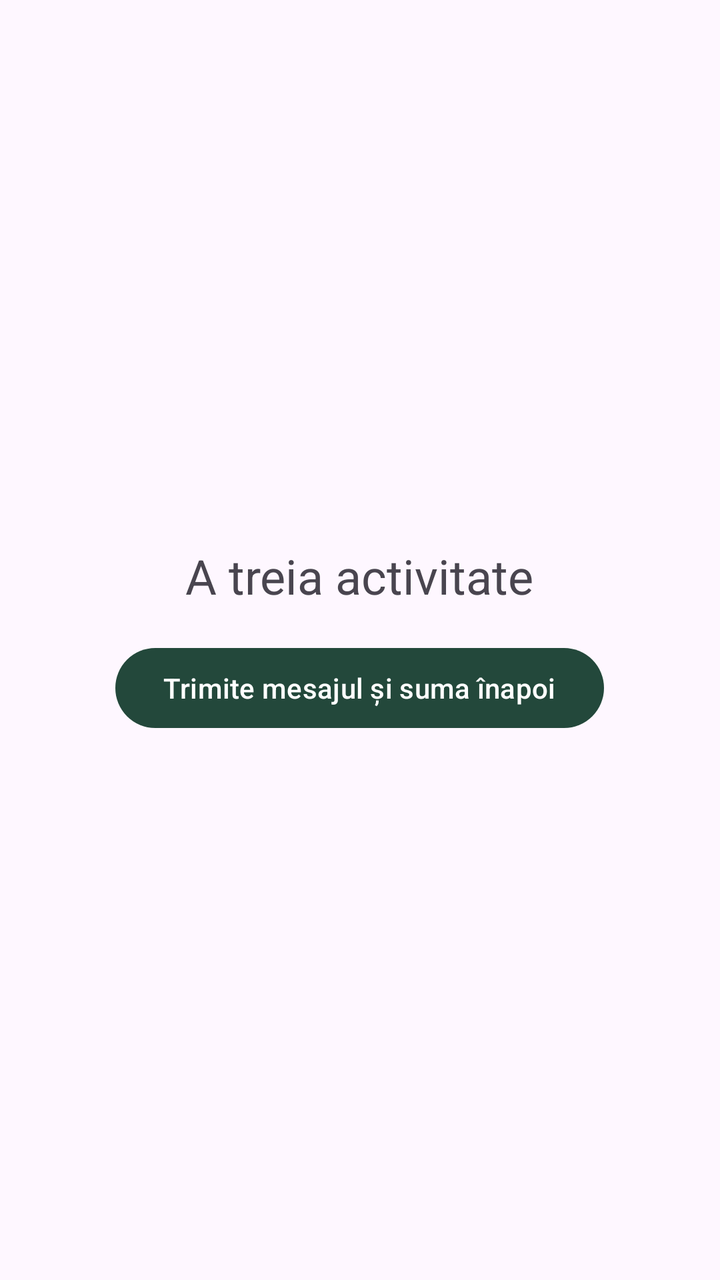
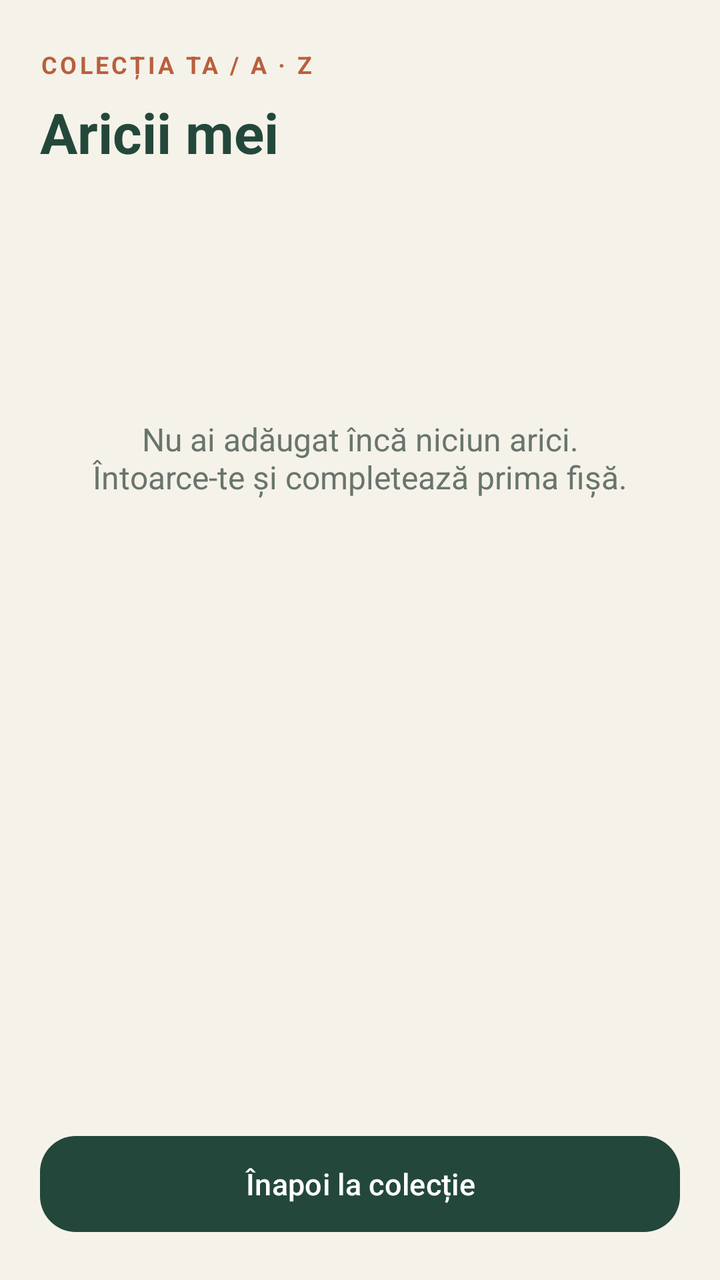

The first picture is an Android layout as it rendered before a commit; the second is the same layout after the commit. The layout source and the unified diff follow.
<!-- AndroidManifest.xml: application theme Theme.Catalina2 -->
<!-- res/layout/activity_third.xml -->
<?xml version="1.0" encoding="utf-8"?>
<LinearLayout xmlns:android="http://schemas.android.com/apk/res/android"
    android:layout_width="match_parent"
    android:layout_height="match_parent"
    android:gravity="center"
    android:orientation="vertical"
    android:padding="24dp">

    <TextView
        android:layout_width="wrap_content"
        android:layout_height="wrap_content"
        android:layout_marginBottom="16dp"
        android:text="A treia activitate"
        android:textSize="24sp" />

    <Button
        android:id="@+id/button_return_to_second"
        android:layout_width="wrap_content"
        android:layout_height="wrap_content"
        android:text="Trimite mesajul și suma înapoi" />

</LinearLayout>
<!-- resources referenced by this layout -->
<resources>
  <style name="Theme.Catalina2" parent="Base.Theme.Catalina2" />
  <style name="Base.Theme.Catalina2" parent="Theme.Material3.DayNight.NoActionBar">
          <item name="colorPrimary">@color/forest</item>
          <item name="colorOnPrimary">@color/white</item>
          <item name="colorSecondary">@color/terracotta</item>
          <item name="colorOnSecondary">@color/white</item>
          <item name="android:colorAccent">@color/terracotta</item>
          <item name="android:statusBarColor">@color/cream</item>
          <item name="android:navigationBarColor">@color/cream</item>
          <item name="android:windowLightStatusBar">true</item>
          <item name="android:windowLightNavigationBar">true</item>
      </style>
  <color name="forest">#23483B</color>
  <color name="white">#FFFFFFFF</color>
  <color name="terracotta">#B95F3D</color>
  <color name="cream">#F5F2E9</color>
</resources>

<!-- the commit's change to res/layout/activity_third.xml (unified diff, before → after) -->
@@ -1,22 +1,74 @@
 <?xml version="1.0" encoding="utf-8"?>
 <LinearLayout xmlns:android="http://schemas.android.com/apk/res/android"
+    xmlns:app="http://schemas.android.com/apk/res-auto"
     android:layout_width="match_parent"
     android:layout_height="match_parent"
-    android:gravity="center"
+    android:background="@color/cream"
+    android:fitsSystemWindows="true"
     android:orientation="vertical"
-    android:padding="24dp">
+    android:paddingStart="20dp"
+    android:paddingTop="24dp"
+    android:paddingEnd="20dp"
+    android:paddingBottom="20dp">
 
     <TextView
         android:layout_width="wrap_content"
         android:layout_height="wrap_content"
-        android:layout_marginBottom="16dp"
-        android:text="A treia activitate"
-        android:textSize="24sp" />
+        android:letterSpacing="0.12"
+        android:text="@string/list_eyebrow"
+        android:textColor="@color/terracotta"
+        android:textSize="12sp"
+        android:textStyle="bold" />
 
-    <Button
+    <TextView
+        android:id="@+id/text_third_title"
+        android:layout_width="match_parent"
+        android:layout_height="wrap_content"
+        android:layout_marginTop="7dp"
+        android:text="@string/list_title"
+        android:textColor="@color/forest"
+        android:textSize="28sp"
+        android:textStyle="bold" />
+
+    <TextView
+        android:id="@+id/text_list_count"
+        android:layout_width="match_parent"
+        android:layout_height="wrap_content"
+        android:layout_marginTop="5dp"
+        android:layout_marginBottom="12dp"
+        android:textColor="@color/muted"
+        android:textSize="14sp" />
+
+    <TextView
+        android:id="@+id/text_list_empty"
+        android:layout_width="match_parent"
+        android:layout_height="0dp"
+        android:layout_weight="1"
+        android:gravity="center"
+        android:padding="20dp"
+        android:text="@string/list_empty"
+        android:textColor="@color/muted"
+        android:textSize="16sp" />
+
+    <ListView
+        android:id="@+id/list_arici"
+        android:layout_width="match_parent"
+        android:layout_height="0dp"
+        android:layout_weight="1"
+        android:cacheColorHint="@android:color/transparent"
+        android:divider="@color/line"
+        android:dividerHeight="1dp"
+        android:paddingBottom="12dp" />
+
+    <com.google.android.material.button.MaterialButton
         android:id="@+id/button_return_to_second"
-        android:layout_width="wrap_content"
-        android:layout_height="wrap_content"
-        android:text="Trimite mesajul și suma înapoi" />
+        android:layout_width="match_parent"
+        android:layout_height="56dp"
+        android:layout_marginTop="10dp"
+        android:text="@string/back_to_collection"
+        android:textAllCaps="false"
+        android:textSize="15sp"
+        app:backgroundTint="@color/forest"
+        app:cornerRadius="18dp" />
 
 </LinearLayout>
<!-- resource entries referenced after the edit -->
@@ -13,8 +13,14 @@
           <item name="android:windowLightNavigationBar">true</item>
       </style>
   <color name="forest">#23483B</color>
+  <color name="line">#E1E6DC</color>
+  <color name="muted">#68756D</color>
   <color name="white">#FFFFFFFF</color>
   <color name="terracotta">#B95F3D</color>
+  <string name="back_to_collection">Înapoi la colecție</string>
+  <string name="list_empty">Nu ai adăugat încă niciun arici. Întoarce-te și completează prima fișă.</string>
+  <string name="list_eyebrow">COLECȚIA TA   /   A · Z</string>
+  <string name="list_title">Aricii mei</string>
   <color name="cream">#F5F2E9</color>
 </resources>
 
